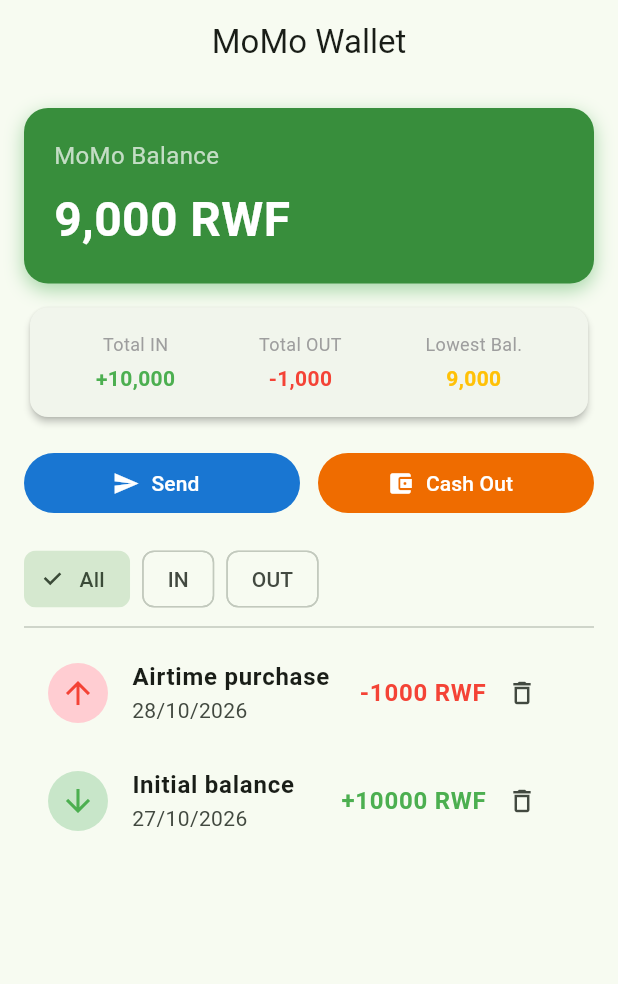
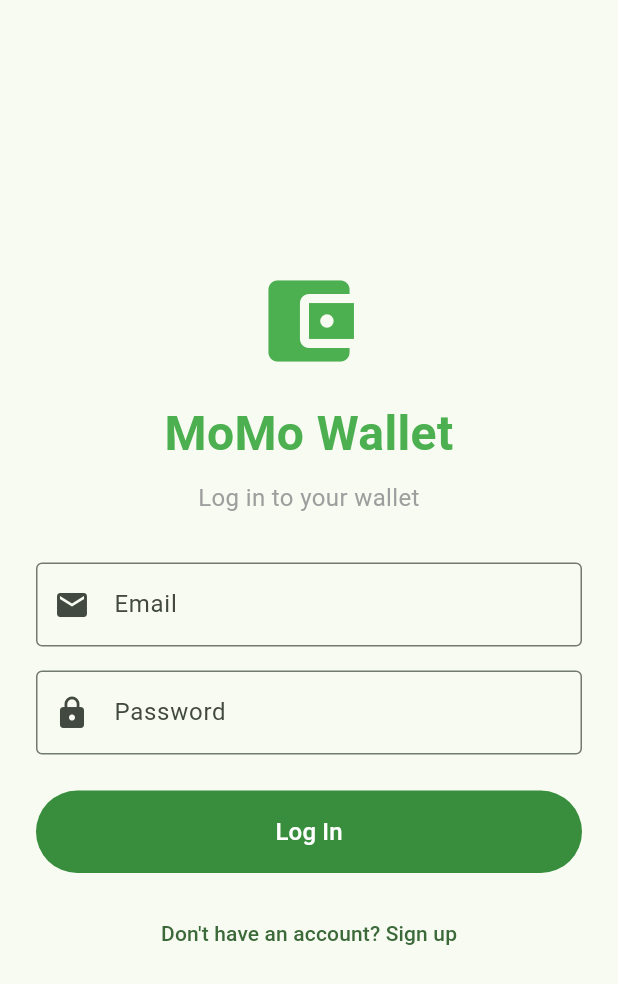
Before and after one commit to shema-victoire/momo_wallet, a Flutter app: the screen it shows after launch, on a phone screen of 412 x 824 dp. Shown: the top 984 px of the screen. Run offline on Flutter 3.47's test engine with Material 3 defaults, Android fonts, the phone set to English and light mode, and no system bars; our stand-ins replace cloud_firestore, firebase_auth, firebase_core; accounts and stored records are empty.

Commit message:
feat: complete Firebase Auth and Cloud Firestore integration for MoMo Wallet (Session 6)

```diff
--- /dev/null
+++ b/lib/auth_gate.dart
@@ -0,0 +1,28 @@
+import 'package:firebase_auth/firebase_auth.dart';
+import 'package:flutter/material.dart';
+import 'package:momo_wallet/screens/wallet_screen.dart';
+import 'package:momo_wallet/login_screen.dart';
+
+class AuthGate extends StatelessWidget {
+  const AuthGate({super.key});
+
+  @override
+  Widget build(BuildContext context) {
+    return StreamBuilder<User?>(
+      stream: FirebaseAuth.instance.authStateChanges(),
+      builder: (context, snapshot) {
+        if (snapshot.connectionState == ConnectionState.waiting) {
+          return const Scaffold(
+            body: Center(child: CircularProgressIndicator()),
+          );
+        }
+
+        if (snapshot.hasData) {
+          return const WalletScreen();
+        }
+
+        return const LoginScreen();
+      },
+    );
+  }
+}
--- /dev/null
+++ b/lib/login_screen.dart
@@ -0,0 +1,173 @@
+import 'package:firebase_auth/firebase_auth.dart';
+import 'package:flutter/material.dart';
+
+class LoginScreen extends StatefulWidget {
+  const LoginScreen({super.key});
+
+  @override
+  State<LoginScreen> createState() => _LoginScreenState();
+}
+
+class _LoginScreenState extends State<LoginScreen> {
+  final _formKey = GlobalKey<FormState>();
+  final _email = TextEditingController();
+  final _password = TextEditingController();
+  bool _isSignUp = false;
+  bool _busy = false;
+  String? _error;
+
+  Future<void> _submit() async {
+    if (!_formKey.currentState!.validate()) return;
+    setState(() {
+      _busy = true;
+      _error = null;
+    });
+
+    try {
+      final auth = FirebaseAuth.instance;
+      if (_isSignUp) {
+        await auth.createUserWithEmailAndPassword(
+          email: _email.text.trim(),
+          password: _password.text,
+        );
+      } else {
+        await auth.signInWithEmailAndPassword(
+          email: _email.text.trim(),
+          password: _password.text,
+        );
+      }
+    } on FirebaseAuthException catch (e) {
+      setState(() {
+        _error = _message(e.code);
+      });
+    } finally {
+      if (mounted) {
+        setState(() {
+          _busy = false;
+        });
+      }
+    }
+  }
+
+  String _message(String code) {
+    switch (code) {
+      case 'email-already-in-use':
+        return 'An account with this email already exists. Log in instead.';
+      case 'invalid-credential':
+      case 'wrong-password':
+      case 'user-not-found':
+        return 'Wrong email or password.';
+      case 'weak-password':
+        return 'Choose a stronger password (at least 6 characters).';
+      case 'network-request-failed':
+        return 'No internet connection.';
+      default:
+        return 'Authentication failed ($code).';
+    }
+  }
+
+  @override
+  void dispose() {
+    _email.dispose();
+    _password.dispose();
+    super.dispose();
+  }
+
+  @override
+  Widget build(BuildContext context) {
+    return Scaffold(
+      body: SafeArea(
+        child: Center(
+          child: SingleChildScrollView(
+            padding: const EdgeInsets.all(24),
+            child: Form(
+              key: _formKey,
+              child: Column(
+                mainAxisAlignment: MainAxisAlignment.center,
+                crossAxisAlignment: CrossAxisAlignment.stretch,
+                children: [
+                  const Icon(Icons.account_balance_wallet, size: 72, color: Colors.green),
+                  const SizedBox(height: 16),
+                  const Text(
+                    'MoMo Wallet',
+                    textAlign: TextAlign.center,
+                    style: TextStyle(fontSize: 32, fontWeight: FontWeight.bold, color: Colors.green),
+                  ),
+                  const SizedBox(height: 8),
+                  Text(
+                    _isSignUp ? 'Create a new account' : 'Log in to your wallet',
+                    textAlign: TextAlign.center,
+                    style: const TextStyle(color: Colors.grey, fontSize: 16),
+                  ),
+                  const SizedBox(height: 32),
+                  TextFormField(
+                    controller: _email,
+                    keyboardType: TextInputType.emailAddress,
+                    decoration: const InputDecoration(
+                      labelText: 'Email',
+                      border: OutlineInputBorder(),
+                      prefixIcon: Icon(Icons.email),
+                    ),
+                    validator: (v) {
+                      final email = (v ?? '').trim();
+                      if (email.isEmpty) return 'Enter your email';
+                      if (!email.contains('@')) return 'Enter a valid email';
+                      return null;
+                    },
+                  ),
+                  const SizedBox(height: 16),
+                  TextFormField(
+                    controller: _password,
+                    obscureText: true,
+                    decoration: const InputDecoration(
+                      labelText: 'Password',
+                      border: OutlineInputBorder(),
+                      prefixIcon: Icon(Icons.lock),
+                    ),
+                    validator: (v) {
+                      if ((v ?? '').length < 6) return 'Password must be at least 6 characters';
+                      return null;
+                    },
+                  ),
+                  if (_error != null) ...[
+                    const SizedBox(height: 16),
+                    Text(
+                      _error!,
+                      style: const TextStyle(color: Colors.red),
+                      textAlign: TextAlign.center,
+                    ),
+                  ],
+                  const SizedBox(height: 24),
+                  FilledButton(
+                    onPressed: _busy ? null : _submit,
+                    style: FilledButton.styleFrom(
+                      padding: const EdgeInsets.symmetric(vertical: 16),
+                      backgroundColor: Colors.green.shade700,
+                    ),
+                    child: _busy
+                        ? const SizedBox(
+                            width: 20,
+                            height: 20,
+                            child: CircularProgressIndicator(color: Colors.white, strokeWidth: 2),
+                          )
+                        : Text(_isSignUp ? 'Sign Up' : 'Log In', style: const TextStyle(fontSize: 16)),
+                  ),
+                  const SizedBox(height: 16),
+                  TextButton(
+                    onPressed: _busy
+                        ? null
+                        : () => setState(() {
+                              _isSignUp = !_isSignUp;
+                              _error = null;
+                            }),
+                    child: Text(_isSignUp ? 'Already have an account? Log in' : "Don't have an account? Sign up"),
+                  ),
+                ],
+              ),
+            ),
+          ),
+        ),
+      ),
+    );
+  }
+}
--- a/lib/main.dart
+++ b/lib/main.dart
@@ -1,7 +1,10 @@
+import 'package:firebase_core/firebase_core.dart';
 import 'package:flutter/material.dart';
-import 'package:momo_wallet/screens/wallet_screen.dart';
+import 'package:momo_wallet/auth_gate.dart';
 
-void main() {
+Future<void> main() async {
+  WidgetsFlutterBinding.ensureInitialized();
+  await Firebase.initializeApp();
   runApp(const MoMoApp());
 }
 
@@ -17,7 +20,7 @@
         colorSchemeSeed: Colors.green,
         useMaterial3: true,
       ),
-      home: const WalletScreen(),
+      home: const AuthGate(),
     );
   }
 }
--- a/lib/screens/wallet_screen.dart
+++ b/lib/screens/wallet_screen.dart
@@ -1,3 +1,5 @@
+import 'package:cloud_firestore/cloud_firestore.dart';
+import 'package:firebase_auth/firebase_auth.dart';
 import 'package:flutter/material.dart';
 import 'package:momo_wallet/models/transaction.dart';
 import 'package:momo_wallet/screens/cash_out_screen.dart';
@@ -14,15 +16,29 @@
 }
 
 class _WalletScreenState extends State<WalletScreen> {
-  final List<Transaction> _transactions = [
-    Transaction(
+  String _filter = 'All';
+
+  User? get _user => FirebaseAuth.instance.currentUser;
+
+  CollectionReference<Map<String, dynamic>>? get _txCollection {
+    if (_user == null) return null;
+    return FirebaseFirestore.instance
+        .collection('users')
+        .doc(_user!.uid)
+        .collection('transactions');
+  }
+
+  Future<void> _seedInitialDataIfNeeded(List<MoMoTransaction> currentTxs) async {
+    if (currentTxs.isEmpty && _txCollection != null) {
+      final initialTxs = [
+        MoMoTransaction(
           id: '1',
-      description: 'Initial balance',
+          description: 'Initial deposit',
           amount: 10000,
           type: TransactionType.inMoney,
           date: DateTime.now().subtract(const Duration(days: 2)),
         ),
-    Transaction(
+        MoMoTransaction(
           id: '2',
           description: 'Airtime purchase',
           amount: 1000,
@@ -30,87 +46,54 @@
           date: DateTime.now().subtract(const Duration(days: 1)),
         ),
       ];
-
-  String _filter = 'All';
-
-  int get _balance => calculateBalance(_transactions);
-
-  int get _totalIn => _transactions
-      .where((t) => t.type == TransactionType.inMoney)
-      .fold(0, (sum, t) => sum + t.amount);
-
-  int get _totalOut => _transactions
-      .where((t) => t.type == TransactionType.outMoney)
-      .fold(0, (sum, t) => sum + t.amount);
-
-  int get _lowestBalance {
-    int current = 0;
-    int lowest = 10000;
-    for (final tx in _transactions) {
-      if (tx.type == TransactionType.inMoney) {
-        current += tx.amount;
-      } else {
-        current -= tx.amount;
+      for (final tx in initialTxs) {
+        await _txCollection!.doc(tx.id).set(tx.toMap());
       }
-      if (current < lowest) lowest = current;
     }
-    return lowest;
   }
 
-  List<Transaction> get _filteredTransactions {
-    final list = _transactions.reversed.toList();
-    if (_filter == 'IN') {
-      return list.where((t) => t.type == TransactionType.inMoney).toList();
-    } else if (_filter == 'OUT') {
-      return list.where((t) => t.type == TransactionType.outMoney).toList();
-    }
-    return list;
-  }
-
-  void _sendMoney() async {
+  void _sendMoney(int currentBalance) async {
     final result = await Navigator.push<Map<String, dynamic>>(
       context,
       MaterialPageRoute(
-        builder: (context) => SendMoneyScreen(currentBalance: _balance),
+        builder: (context) => SendMoneyScreen(currentBalance: currentBalance),
       ),
     );
 
-    if (result != null) {
-      setState(() {
-        _transactions.add(Transaction(
+    if (result != null && _txCollection != null) {
+      final tx = MoMoTransaction(
         id: DateTime.now().millisecondsSinceEpoch.toString(),
         description: 'Sent to ${result['phone']}',
         amount: result['amount'] as int,
         type: TransactionType.outMoney,
         date: DateTime.now(),
-        ));
-      });
+      );
+      await _txCollection!.doc(tx.id).set(tx.toMap());
     }
   }
 
-  void _cashOut() async {
+  void _cashOut(int currentBalance) async {
     final amount = await Navigator.push<int>(
       context,
       MaterialPageRoute(
-        builder: (context) => CashOutScreen(currentBalance: _balance),
+        builder: (context) => CashOutScreen(currentBalance: currentBalance),
       ),
     );
 
-    if (amount != null) {
-      setState(() {
-        _transactions.add(Transaction(
+    if (amount != null && _txCollection != null) {
+      final tx = MoMoTransaction(
         id: DateTime.now().millisecondsSinceEpoch.toString(),
         description: 'Cash out',
         amount: amount,
         type: TransactionType.outMoney,
         date: DateTime.now(),
-        ));
-      });
+      );
+      await _txCollection!.doc(tx.id).set(tx.toMap());
     }
   }
 
-  void _deleteTransaction(Transaction tx) {
-    if (!canDeleteTransaction(_transactions, tx)) {
+  void _deleteTransaction(List<MoMoTransaction> allTxs, MoMoTransaction tx) async {
+    if (!canDeleteTransaction(allTxs, tx)) {
       ScaffoldMessenger.of(context).showSnackBar(
         const SnackBar(
           content: Text('Cannot delete: Balance would drop below 0 in history'),
@@ -119,45 +102,98 @@
       return;
     }
 
-    final index = _transactions.indexOf(tx);
-    setState(() {
-      _transactions.removeAt(index);
-    });
-
+    if (_txCollection != null) {
+      await _txCollection!.doc(tx.id).delete();
+      if (mounted) {
         ScaffoldMessenger.of(context).showSnackBar(
           SnackBar(
             content: Text('${tx.description} deleted'),
             action: SnackBarAction(
               label: 'UNDO',
-          onPressed: () {
-            setState(() {
-              _transactions.insert(index, tx);
-            });
+              onPressed: () async {
+                await _txCollection!.doc(tx.id).set(tx.toMap());
               },
             ),
           ),
         );
       }
+    }
+  }
 
   @override
   Widget build(BuildContext context) {
-    final displayed = _filteredTransactions;
+    if (_txCollection == null) {
+      return const Scaffold(
+        body: Center(child: Text('Not logged in')),
+      );
+    }
 
     return Scaffold(
       appBar: AppBar(
         title: const Text('MoMo Wallet'),
         centerTitle: true,
+        actions: [
+          IconButton(
+            icon: const Icon(Icons.logout),
+            tooltip: 'Log out',
+            onPressed: () => FirebaseAuth.instance.signOut(),
           ),
-      body: Padding(
+        ],
+      ),
+      body: StreamBuilder<QuerySnapshot<Map<String, dynamic>>>(
+        stream: _txCollection!.orderBy('date').snapshots(),
+        builder: (context, snapshot) {
+          if (snapshot.connectionState == ConnectionState.waiting) {
+            return const Center(child: CircularProgressIndicator());
+          }
+
+          if (snapshot.hasError) {
+            return Center(child: Text('Error: ${snapshot.error}'));
+          }
+
+          final docs = snapshot.data?.docs ?? [];
+          final transactions = docs.map((doc) => MoMoTransaction.fromMap(doc.data())).toList();
+
+          if (transactions.isEmpty) {
+            _seedInitialDataIfNeeded(transactions);
+          }
+
+          final balance = calculateBalance(transactions);
+          final totalIn = transactions
+              .where((t) => t.type == TransactionType.inMoney)
+              .fold<int>(0, (int sum, t) => sum + t.amount);
+          final totalOut = transactions
+              .where((t) => t.type == TransactionType.outMoney)
+              .fold<int>(0, (int sum, t) => sum + t.amount);
+
+          int lowestBalance = 10000;
+          int current = 0;
+          for (final tx in transactions) {
+            if (tx.type == TransactionType.inMoney) {
+              current += tx.amount;
+            } else {
+              current -= tx.amount;
+            }
+            if (current < lowestBalance) lowestBalance = current;
+          }
+
+          final reversedList = transactions.reversed.toList();
+          final displayed = _filter == 'IN'
+              ? reversedList.where((t) => t.type == TransactionType.inMoney).toList()
+              : _filter == 'OUT'
+                  ? reversedList.where((t) => t.type == TransactionType.outMoney).toList()
+                  : reversedList;
+
+          return Padding(
             padding: const EdgeInsets.all(16.0),
             child: Column(
               children: [
-            BalanceCard(balance: _balance),
+                BalanceCard(balance: balance),
                 const SizedBox(height: 12),
                 StatsCard(
-              totalIn: _totalIn,
-              totalOut: _totalOut,
-              lowestBalance: _lowestBalance,
+                  totalIn: totalIn,
+                  totalOut: totalOut,
+                  lowestBalance: lowestBalance,
                 ),
                 const SizedBox(height: 16),
                 Row(
@@ -165,7 +201,7 @@
                   children: [
                     Expanded(
                       child: FilledButton.icon(
-                    onPressed: _sendMoney,
+                        onPressed: () => _sendMoney(balance),
                         icon: const Icon(Icons.send),
                         label: const Text('Send'),
                         style: FilledButton.styleFrom(backgroundColor: Colors.blue.shade700),
@@ -174,7 +210,7 @@
                     const SizedBox(width: 12),
                     Expanded(
                       child: FilledButton.icon(
-                    onPressed: _cashOut,
+                        onPressed: () => _cashOut(balance),
                         icon: const Icon(Icons.account_balance_wallet),
                         label: const Text('Cash Out'),
                         style: FilledButton.styleFrom(backgroundColor: Colors.orange.shade800),
@@ -221,7 +257,7 @@
                                   ),
                                   IconButton(
                                     icon: const Icon(Icons.delete_outline, size: 20),
-                                onPressed: () => _deleteTransaction(tx),
+                                    onPressed: () => _deleteTransaction(transactions, tx),
                                   ),
                                 ],
                               ),
@@ -231,6 +267,8 @@
                 ),
               ],
             ),
+          );
+        },
       ),
     );
   }
--- a/pubspec.yaml
+++ b/pubspec.yaml
@@ -31,9 +31,10 @@
   flutter:
     sdk: flutter
 
-  # The following adds the Cupertino Icons font to your application.
-  # Use with the CupertinoIcons class for iOS style icons.
   cupertino_icons: ^1.0.8
+  firebase_core: ^3.10.0
+  firebase_auth: ^5.3.4
+  cloud_firestore: ^5.5.2
 
 dev_dependencies:
   flutter_test:
```
Also changed, not shown: lib/models/transaction.dart (+24 -6 lines), pubspec.lock, 8 other files. Lines whose indentation alone changed are shown as unchanged.
